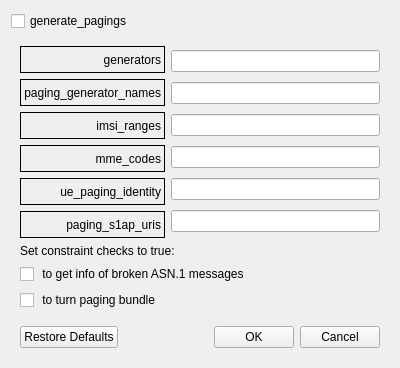
Qt form LTEsimGeneratorGUI/Ui/SmallDialogs/pagingform.ui (moniss23/junit4) before a commit.
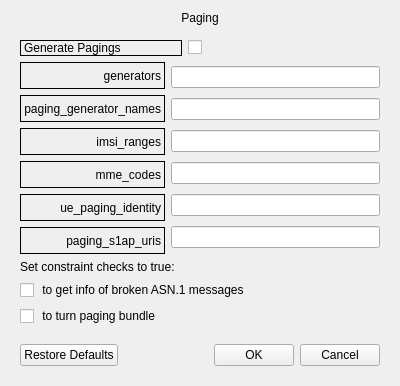
The same form after that commit.

What changed in the file:
```diff
--- a/LTEsimGeneratorGUI/Ui/SmallDialogs/pagingform.ui
+++ b/LTEsimGeneratorGUI/Ui/SmallDialogs/pagingform.ui
@@ -7,7 +7,7 @@
     <x>0</x>
     <y>0</y>
     <width>400</width>
-    <height>368</height>
+    <height>386</height>
    </rect>
   </property>
   <property name="windowTitle">
@@ -15,9 +15,17 @@
   </property>
   <layout class="QVBoxLayout" name="verticalLayout">
    <item>
-    <widget class="QCheckBox" name="checkBox_generate_pagings">
+    <widget class="QLabel" name="label_3">
+     <property name="font">
+      <font>
+       <kerning>true</kerning>
+      </font>
+     </property>
      <property name="text">
-      <string>generate_pagings</string>
+      <string>Paging</string>
+     </property>
+     <property name="alignment">
+      <set>Qt::AlignCenter</set>
      </property>
     </widget>
    </item>
@@ -33,7 +41,7 @@
       <enum>QFrame::Raised</enum>
      </property>
      <layout class="QGridLayout" name="gridLayout_2">
-      <item row="1" column="0">
+      <item row="8" column="0">
        <layout class="QVBoxLayout" name="verticalLayout_5">
         <item>
          <layout class="QHBoxLayout" name="horizontalLayout_2">
@@ -313,6 +321,33 @@
         </item>
        </layout>
       </item>
+      <item row="5" column="0" rowspan="2">
+       <layout class="QHBoxLayout" name="horizontalLayout_3">
+        <item>
+         <widget class="QLabel" name="label_2">
+          <property name="maximumSize">
+           <size>
+            <width>162</width>
+            <height>16777215</height>
+           </size>
+          </property>
+          <property name="frameShape">
+           <enum>QFrame::Box</enum>
+          </property>
+          <property name="text">
+           <string>Generate Pagings</string>
+          </property>
+         </widget>
+        </item>
+        <item>
+         <widget class="QCheckBox" name="checkBox_generate_pagings">
+          <property name="text">
+           <string/>
+          </property>
+         </widget>
+        </item>
+       </layout>
+      </item>
      </layout>
     </widget>
    </item>
```
